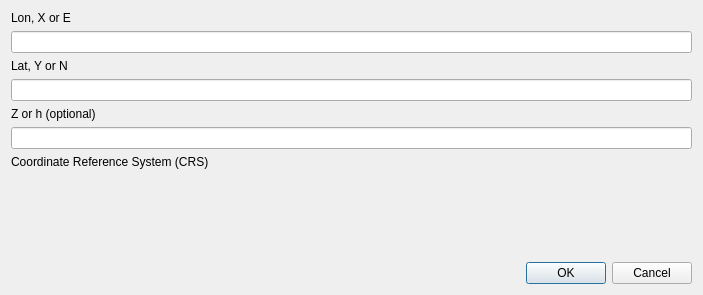
The window that Ui_ImportXYZ.ui (LEOXINGU/lftools) describes before a commit, drawn with Qt 5.
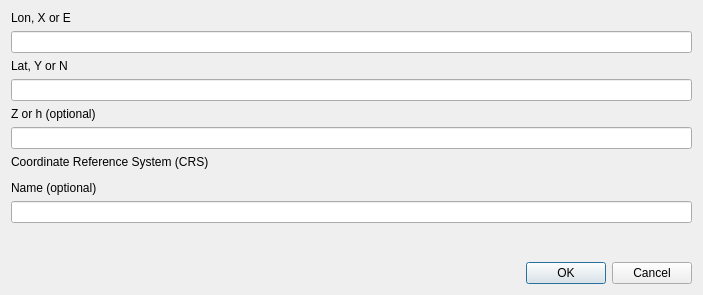
The same window after the commit. Custom widgets are drawn as their Qt base class.

```diff
--- a/Ui_ImportXYZ.ui
+++ b/Ui_ImportXYZ.ui
@@ -58,7 +58,17 @@
       </widget>
      </item>
      <item>
-      <widget class="QgsProjectionSelectionWidget" name="mQgsProjectionSelectionWidget"/>
+      <widget class="QgsProjectionSelectionWidget" name="CRS"/>
+     </item>
+     <item>
+      <widget class="QLabel" name="Name_Label">
+       <property name="text">
+        <string>Name (optional)</string>
+       </property>
+      </widget>
+     </item>
+     <item>
+      <widget class="QLineEdit" name="Name"/>
      </item>
      <item>
       <spacer name="verticalSpacer">
```
